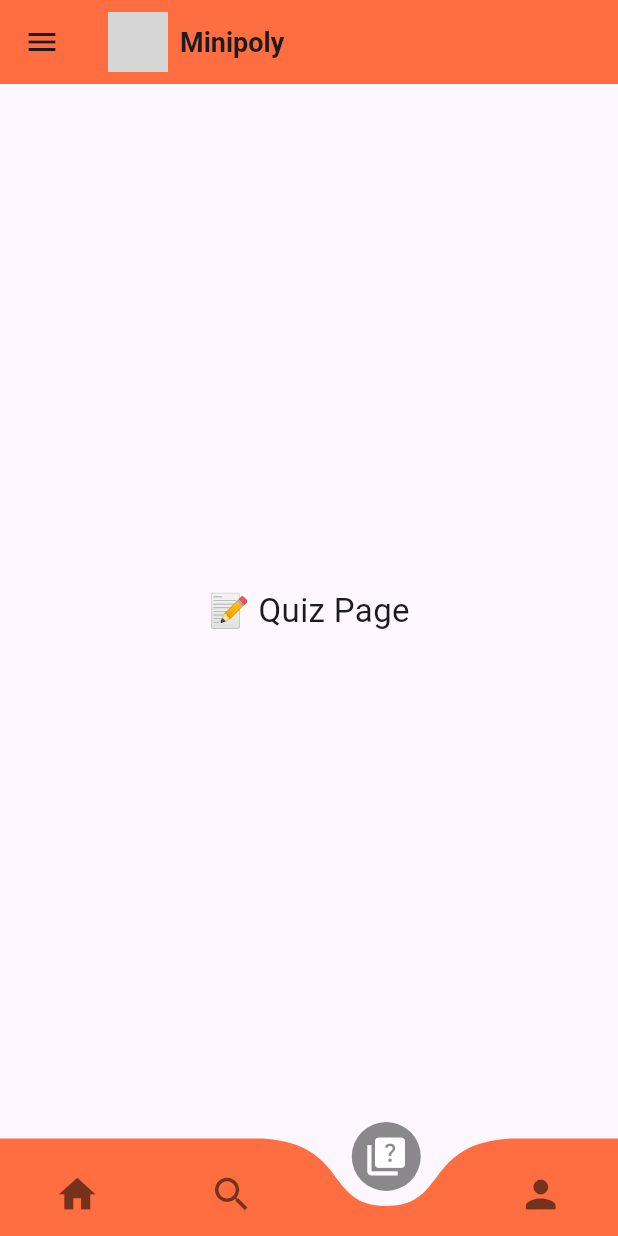
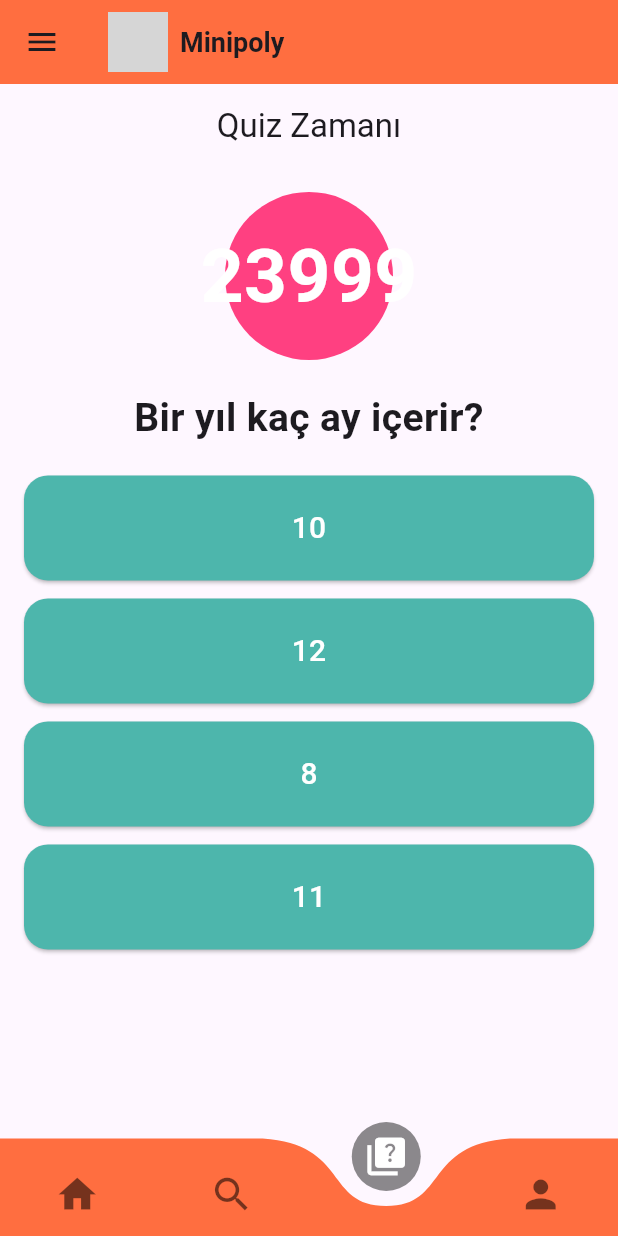
Before and after one commit to elifnurdemir/hi_kod_5proje, a Flutter app: the screen it shows after launch, item 3 of the bottom bar chosen, on a phone screen of 412 x 824 dp. Run offline on Flutter 3.47's test engine with Material 3 defaults, Android fonts, the light colour scheme and no system bars; drawn by our look-alikes of curved_navigation_bar; network calls fail; statements that could not run were skipped; grey boxes are pictures that could not be loaded.

Commit message:
quiz added

```diff
--- /dev/null
+++ b/lib/features/quiz/screens/main_quiz.dart
@@ -0,0 +1,193 @@
+import 'dart:async';
+import 'package:flutter/material.dart';
+
+void main() {
+  runApp(const QuizApp());
+}
+
+class QuizApp extends StatelessWidget {
+  const QuizApp({Key? key}) : super(key: key);
+
+  @override
+  Widget build(BuildContext context) {
+    return MaterialApp(
+      home: QuizPage(),
+      debugShowCheckedModeBanner: false,
+    );
+  }
+}
+
+class QuizPage extends StatefulWidget {
+  @override
+  _QuizPageState createState() => _QuizPageState();
+}
+
+class _QuizPageState extends State<QuizPage> {
+  int currentQuestionIndex = 0;
+  int score = 0;
+  int timer = 24000; // Başlangıçta 30 saniye
+  late Timer countdownTimer; // Timer için bir değişken
+
+  final List<Map<String, dynamic>> questions = [
+    {
+      'question': 'Bir yıl kaç ay içerir?',
+      'options': ['10', '12', '8', '11'],
+      'answer': '12',
+    },
+    {
+      'question': 'Türkiye’nin başkenti neresidir?',
+      'options': ['İstanbul', 'Ankara', 'İzmir', 'Bursa'],
+      'answer': 'Ankara',
+    },
+    {
+      'question': 'Güneş sistemi kaç gezegen içerir?',
+      'options': ['7', '8', '9', '6'],
+      'answer': '8',
+    },
+  ];
+
+  void startTimer() {
+    countdownTimer = Timer.periodic(const Duration(seconds: 1), (timer) {
+      setState(() {
+        if (this.timer > 0) {
+          this.timer--; // Sayacı her saniye bir azalt
+        } else {
+          countdownTimer.cancel(); // Zaman dolduğunda timer'ı durdur
+          _showTimeoutDialog(); // Süre dolduğunda gösterilecek diyalog
+        }
+      });
+    });
+  }
+
+  void _showTimeoutDialog() {
+    showDialog(
+      context: context,
+      builder: (context) => AlertDialog(
+        title: const Text('Süre Bitti!'),
+        content: const Text('Süreniz doldu, kaybettiniz. Tekrar deneyin.'),
+        actions: [
+          TextButton(
+            onPressed: () {
+              Navigator.of(context).pop();
+              resetQuiz(); // Quiz'i sıfırlayıp yeniden başlat
+            },
+            child: const Text('Yeniden Başla'),
+          ),
+        ],
+      ),
+    );
+  }
+
+  void checkAnswer(String selectedOption) {
+    if (questions[currentQuestionIndex]['answer'] == selectedOption) {
+      setState(() {
+        score++;
+      });
+    }
+    if (currentQuestionIndex < questions.length - 1) {
+      setState(() {
+        currentQuestionIndex++;
+      });
+    } else {
+      showDialog(
+        context: context,
+        builder: (context) => AlertDialog(
+          title: const Text('Quiz Tamamlandı!'),
+          content: Text('Puanınız: $score/${questions.length}'),
+          actions: [
+            TextButton(
+              onPressed: () {
+                Navigator.of(context).pop();
+                resetQuiz();
+              },
+              child: const Text('Yeniden Başla'),
+            ),
+          ],
+        ),
+      );
+    }
+  }
+
+  void resetQuiz() {
+    setState(() {
+      currentQuestionIndex = 0;
+      score = 0;
+      timer = 30; // Zamanı sıfırla
+    });
+    startTimer(); // Zamanlayıcıyı yeniden başlat
+  }
+
+  @override
+  void initState() {
+    super.initState();
+    startTimer(); // Başlangıçta zamanlayıcıyı başlat
+  }
+
+  @override
+  void dispose() {
+    countdownTimer.cancel(); // Timer'ı durdurmayı unutma
+    super.dispose();
+  }
+
+  @override
+  Widget build(BuildContext context) {
+    return Scaffold(
+      appBar: AppBar(
+        title: const Text('Quiz Zamanı'),
+        centerTitle: true,
+        backgroundColor: ,
+      ),
+      body: Padding(
+        padding: const EdgeInsets.all(16.0),
+        child: Column(
+          crossAxisAlignment: CrossAxisAlignment.stretch,
+          children: [
+            // Timer'ı dairenin içinde gösterelim
+            Center(
+              child: Container(
+                decoration: BoxDecoration(
+                  shape: BoxShape.circle,
+                  color: Colors.pinkAccent,
+                ),
+                padding: const EdgeInsets.all(20),
+                child: Text(
+                  '$timer', // Sayacın değeri burada gösteriliyor
+                  style: const TextStyle(
+                    fontSize: 50,
+                    fontWeight: FontWeight.bold,
+                    color: Colors.white,
+                  ),
+                ),
+              ),
+            ),
+            const SizedBox(height: 20),
+            Text(
+              questions[currentQuestionIndex]['question'],
+              style: const TextStyle(fontSize: 26, fontWeight: FontWeight.bold),
+              textAlign: TextAlign.center,
+            ),
+            const SizedBox(height: 20),
+            ...questions[currentQuestionIndex]['options'].map<Widget>((option) {
+              return Padding(
+                padding: const EdgeInsets.only(bottom: 12.0),
+                child: ElevatedButton(
+                  onPressed: () => checkAnswer(option),
+                  child: Text(option, style: const TextStyle(fontSize: 20)),
+                  style: ElevatedButton.styleFrom(
+                    backgroundColor: Colors.teal.shade300,
+                    foregroundColor: Colors.white,
+                    shape: RoundedRectangleBorder(
+                      borderRadius: BorderRadius.circular(16),
+                    ),
+                    padding: const EdgeInsets.symmetric(vertical: 18),
+                    minimumSize: const Size(0, 70),
+                  ),
+                ),
+              );
+            }).toList(),
+          ],
+        ),
+      ),
+    );
+  }
+}
--- a/lib/main.dart
+++ b/lib/main.dart
@@ -1,5 +1,6 @@
 import 'package:flutter/material.dart';
 import 'package:curved_navigation_bar/curved_navigation_bar.dart';
+import 'features/quiz/screens/main_quiz.dart';
 
 void main() {
   runApp(const MyApp());
@@ -34,7 +35,7 @@ class _HomePageState extends State<HomePage> {
   final List<Widget> _pages = [
     const Center(child: Text('🏠 Home Page', style: TextStyle(fontSize: 22))),
     const Center(child: Text('🔍 Learn Page', style: TextStyle(fontSize: 22))),
-    const Center(child: Text('📝 Quiz Page', style: TextStyle(fontSize: 22))),
+    QuizPage(),
     const Center(child: Text('👤 Profile Page', style: TextStyle(fontSize: 22))),
   ];
 
```
